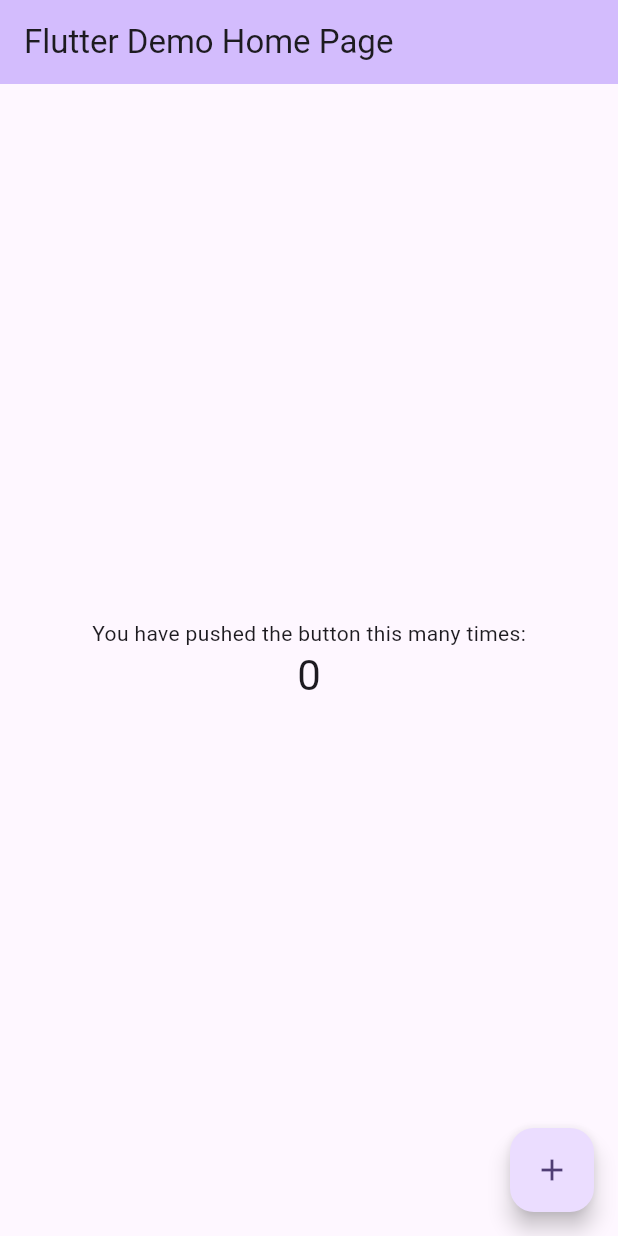
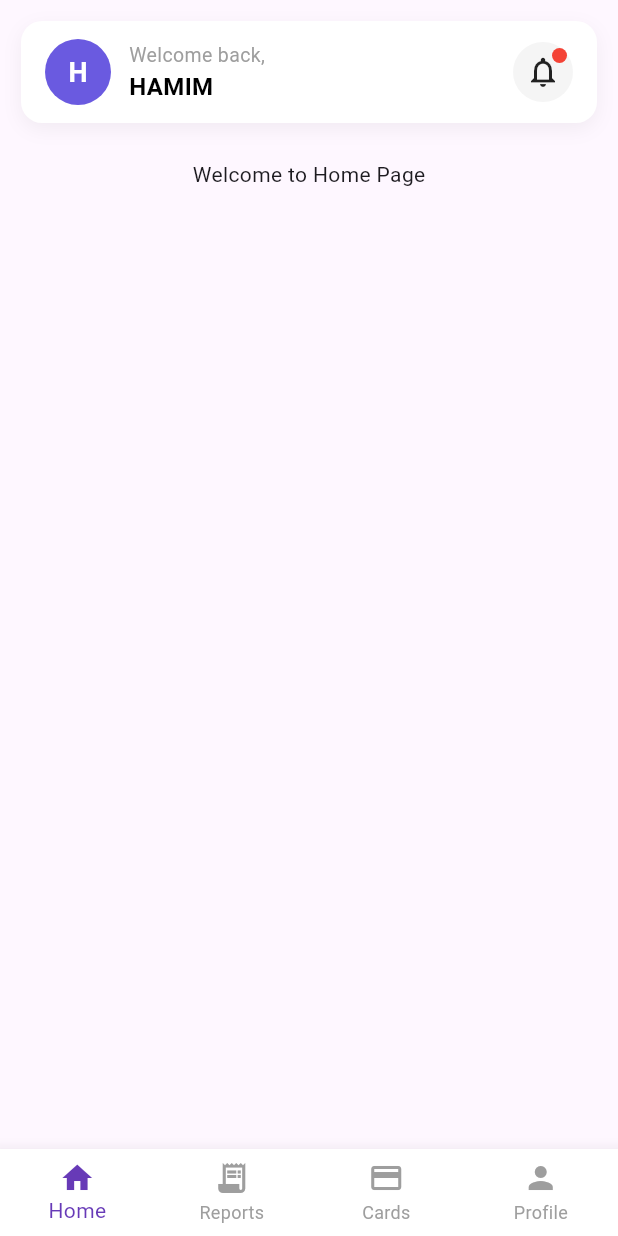
Before and after one commit to Ha-Mim123/assignment-two-flutter-UI-HAMIM-2110253, a Flutter app: the screen it shows after launch, on a phone screen of 412 x 824 dp. Run offline on Flutter 3.47's test engine with Material 3 defaults, Android fonts, the phone set to English and light mode, and no system bars.

Commit message:
dashboard header and bottomNavber added

```diff
--- a/lib/main.dart
+++ b/lib/main.dart
@@ -1,3 +1,5 @@
+// import 'package:assignment_02/screens/home_page.dart';
+import 'package:assignment_02/widgets/main_screen.dart';
 import 'package:flutter/material.dart';
 
 void main() {
@@ -11,112 +13,12 @@ class MyApp extends StatelessWidget {
   @override
   Widget build(BuildContext context) {
     return MaterialApp(
-      title: 'Flutter Demo',
+      title: 'Assignment 02',
       theme: ThemeData(
-        // This is the theme of your application.
-        //
-        // TRY THIS: Try running your application with "flutter run". You'll see
-        // the application has a purple toolbar. Then, without quitting the app,
-        // try changing the seedColor in the colorScheme below to Colors.green
-        // and then invoke "hot reload" (save your changes or press the "hot
-        // reload" button in a Flutter-supported IDE, or press "r" if you used
-        // the command line to start the app).
-        //
-        // Notice that the counter didn't reset back to zero; the application
-        // state is not lost during the reload. To reset the state, use hot
-        // restart instead.
-        //
-        // This works for code too, not just values: Most code changes can be
-        // tested with just a hot reload.
+
         colorScheme: ColorScheme.fromSeed(seedColor: Colors.deepPurple),
       ),
-      home: const MyHomePage(title: 'Flutter Demo Home Page'),
+      home: MainScreen(),
     );
   }
 }
-
-class MyHomePage extends StatefulWidget {
-  const MyHomePage({super.key, required this.title});
-
-  // This widget is the home page of your application. It is stateful, meaning
-  // that it has a State object (defined below) that contains fields that affect
-  // how it looks.
-
-  // This class is the configuration for the state. It holds the values (in this
-  // case the title) provided by the parent (in this case the App widget) and
-  // used by the build method of the State. Fields in a Widget subclass are
-  // always marked "final".
-
-  final String title;
-
-  @override
-  State<MyHomePage> createState() => _MyHomePageState();
-}
-
-class _MyHomePageState extends State<MyHomePage> {
-  int _counter = 0;
-
-  void _incrementCounter() {
-    setState(() {
-      // This call to setState tells the Flutter framework that something has
-      // changed in this State, which causes it to rerun the build method below
-      // so that the display can reflect the updated values. If we changed
-      // _counter without calling setState(), then the build method would not be
-      // called again, and so nothing would appear to happen.
-      _counter++;
-    });
-  }
-
-  @override
-  Widget build(BuildContext context) {
-    // This method is rerun every time setState is called, for instance as done
-    // by the _incrementCounter method above.
-    //
-    // The Flutter framework has been optimized to make rerunning build methods
-    // fast, so that you can just rebuild anything that needs updating rather
-    // than having to individually change instances of widgets.
-    return Scaffold(
-      appBar: AppBar(
-        // TRY THIS: Try changing the color here to a specific color (to
-        // Colors.amber, perhaps?) and trigger a hot reload to see the AppBar
-        // change color while the other colors stay the same.
-        backgroundColor: Theme.of(context).colorScheme.inversePrimary,
-        // Here we take the value from the MyHomePage object that was created by
-        // the App.build method, and use it to set our appbar title.
-        title: Text(widget.title),
-      ),
-      body: Center(
-        // Center is a layout widget. It takes a single child and positions it
-        // in the middle of the parent.
-        child: Column(
-          // Column is also a layout widget. It takes a list of children and
-          // arranges them vertically. By default, it sizes itself to fit its
-          // children horizontally, and tries to be as tall as its parent.
-          //
-          // Column has various properties to control how it sizes itself and
-          // how it positions its children. Here we use mainAxisAlignment to
-          // center the children vertically; the main axis here is the vertical
-          // axis because Columns are vertical (the cross axis would be
-          // horizontal).
-          //
-          // TRY THIS: Invoke "debug painting" (choose the "Toggle Debug Paint"
-          // action in the IDE, or press "p" in the console), to see the
-          // wireframe for each widget.
-          mainAxisAlignment: MainAxisAlignment.center,
-          children: <Widget>[
-            const Text('You have pushed the button this many times:'),
-            Text(
-              '$_counter',
-              style: Theme.of(context).textTheme.headlineMedium,
-            ),
-          ],
-        ),
-      ),
-      floatingActionButton: FloatingActionButton(
-        onPressed: _incrementCounter,
-        tooltip: 'Increment',
-        child: const Icon(Icons.add),
-      ), // This trailing comma makes auto-formatting nicer for build methods.
-    );
-  }
-}
--- a/lib/screens/card_page.dart
+++ b/lib/screens/card_page.dart
@@ -0,0 +1,19 @@
+import 'package:flutter/material.dart';
+
+class CardPage extends StatefulWidget {
+  const CardPage({super.key});
+
+  @override
+  State<CardPage> createState() => _CardPageState();
+}
+
+class _CardPageState extends State<CardPage> {
+  @override
+  Widget build(BuildContext context) {
+    return Scaffold(
+      appBar: AppBar(
+        title: const Text('Card Page'),
+      ),
+    );
+  }
+}
--- a/lib/screens/home_page.dart
+++ b/lib/screens/home_page.dart
@@ -0,0 +1,23 @@
+import 'package:flutter/material.dart';
+
+class HomePage extends StatefulWidget {
+  const HomePage({super.key});
+
+  @override
+  State<HomePage> createState() => _HomePageState();
+}
+
+class _HomePageState extends State<HomePage> {
+  @override
+  Widget build(BuildContext context) {
+    return SingleChildScrollView(
+      padding: EdgeInsets.all(16),
+      child: Column(
+        children: [
+          Text("Welcome to Home Page"),
+          // Rest of UI here
+        ],
+      ),
+    );
+  }
+}
--- a/lib/screens/profile_page.dart
+++ b/lib/screens/profile_page.dart
@@ -0,0 +1,19 @@
+import 'package:flutter/material.dart';
+
+class ProfilePage extends StatefulWidget {
+  const ProfilePage({super.key});
+
+  @override
+  State<ProfilePage> createState() => _ProfilePageState();
+}
+
+class _ProfilePageState extends State<ProfilePage> {
+  @override
+  Widget build(BuildContext context) {
+    return Scaffold(
+      appBar: AppBar(
+        title: const Text('Profile Page'),
+      ),
+    );
+  }
+}
--- a/lib/screens/report_page.dart
+++ b/lib/screens/report_page.dart
@@ -0,0 +1,20 @@
+
+import 'package:flutter/material.dart';
+
+class ReportPage extends StatefulWidget {
+  const ReportPage({super.key});
+
+  @override
+  State<ReportPage> createState() => _ReportPageState();
+}
+
+class _ReportPageState extends State<ReportPage> {
+  @override
+  Widget build(BuildContext context) {
+    return Scaffold(
+      appBar: AppBar(
+        title: const Text('Report Page'),
+      ),
+    );
+  }
+}
--- /dev/null
+++ b/lib/widgets/dashboard_header.dart
@@ -0,0 +1,90 @@
+import 'package:flutter/material.dart';
+
+class DashboardHeader extends StatelessWidget {
+  const DashboardHeader({super.key});
+
+  @override
+  Widget build(BuildContext context) {
+    return Container(
+      margin: const EdgeInsets.symmetric(horizontal: 14, vertical: 8),
+      padding: const EdgeInsets.symmetric(horizontal: 16, vertical: 12),
+      decoration: BoxDecoration(
+        color: Colors.white,
+        borderRadius: BorderRadius.circular(14),
+        boxShadow: [
+          BoxShadow(
+            color: Colors.black.withOpacity(0.05),
+            blurRadius: 10,
+            offset: const Offset(0, 4),
+          ),
+        ],
+      ),
+      child: Row(
+        mainAxisAlignment: MainAxisAlignment.spaceBetween,
+        children: [
+          // =========== PROFILE + NAME ===========
+          Row(
+            children: [
+              const CircleAvatar(
+                radius: 22,
+                backgroundColor: Color(0xFF6A5AE0),
+                child: Text(
+                  "H",
+                  style: TextStyle(
+                    color: Colors.white,
+                    fontWeight: FontWeight.bold,
+                    fontSize: 18,
+                  ),
+                ),
+              ),
+              const SizedBox(width: 12),
+              Column(
+                crossAxisAlignment: CrossAxisAlignment.start,
+                children: const [
+                  Text(
+                    "Welcome back,",
+                    style: TextStyle(fontSize: 13, color: Colors.grey),
+                  ),
+                  Text(
+                    "HAMIM",
+                    style: TextStyle(
+                      fontSize: 16,
+                      fontWeight: FontWeight.bold,
+                      color: Colors.black,
+                    ),
+                  ),
+                ],
+              ),
+            ],
+          ),
+
+          // =========== NOTIFICATION ICON ===========
+          Stack(
+            children: [
+              Container(
+                padding: const EdgeInsets.all(8),
+                decoration: BoxDecoration(
+                  shape: BoxShape.circle,
+                  color: Colors.grey.shade100,
+                ),
+                child: const Icon(Icons.notifications_none, size: 24),
+              ),
+              Positioned(
+                right: 4,
+                top: 4,
+                child: Container(
+                  height: 10,
+                  width: 10,
+                  decoration: const BoxDecoration(
+                    color: Colors.red,
+                    shape: BoxShape.circle,
+                  ),
+                ),
+              )
+            ],
+          )
+        ],
+      ),
+    );
+  }
+}
--- /dev/null
+++ b/lib/widgets/main_screen.dart
@@ -0,0 +1,73 @@
+import 'package:assignment_02/screens/card_page.dart';
+import 'package:assignment_02/screens/home_page.dart';
+import 'package:assignment_02/screens/profile_page.dart';
+import 'package:assignment_02/screens/report_page.dart';
+import 'package:assignment_02/widgets/dashboard_header.dart';
+import 'package:flutter/material.dart';
+
+class MainScreen extends StatefulWidget {
+  const MainScreen({super.key});
+
+  @override
+  State<MainScreen> createState() => _MainScreenState();
+}
+
+class _MainScreenState extends State<MainScreen> {
+  final PageController _pageController = PageController();
+  int _currentIndex = 0;
+
+  @override
+  void dispose() {
+    _pageController.dispose();
+    super.dispose();
+  }
+
+  @override
+  Widget build(BuildContext context) {
+    return Scaffold(
+      // ---------------- BODY -----------------
+      body: Column(
+        children: [
+          const SizedBox(height: 6),
+          const DashboardHeader(),  // 👈 Header on all screens
+
+          // 👇 PageView must be wrapped inside Expanded
+          Expanded(
+            child: PageView(
+              controller: _pageController,
+              physics: const NeverScrollableScrollPhysics(),
+              children: const [
+                HomePage(),
+                ReportPage(),
+                CardPage(),
+                ProfilePage(),
+              ],
+            ),
+          ),
+        ],
+      ),
+
+      // ---------------- BOTTOM NAV -----------------
+      bottomNavigationBar: BottomNavigationBar(
+        backgroundColor: Colors.white,
+        type: BottomNavigationBarType.fixed,
+        selectedItemColor: Colors.deepPurple,
+        unselectedItemColor: Colors.grey,
+        elevation: 10,
+
+        currentIndex: _currentIndex,
+        onTap: (i) {
+          setState(() => _currentIndex = i);
+          _pageController.jumpToPage(i);
+        },
+
+        items: const [
+          BottomNavigationBarItem(icon: Icon(Icons.home), label: "Home"),
+          BottomNavigationBarItem(icon: Icon(Icons.receipt_long), label: "Reports"),
+          BottomNavigationBarItem(icon: Icon(Icons.credit_card), label: "Cards"),
+          BottomNavigationBarItem(icon: Icon(Icons.person), label: "Profile"),
+        ],
+      ),
+    );
+  }
+}
--- a/pubspec.yaml
+++ b/pubspec.yaml
@@ -34,6 +34,7 @@ dependencies:
   # The following adds the Cupertino Icons font to your application.
   # Use with the CupertinoIcons class for iOS style icons.
   cupertino_icons: ^1.0.8
+  fl_chart: ^1.1.1
 
 dev_dependencies:
   flutter_test:
```
Also changed, not shown: pubspec.lock.
